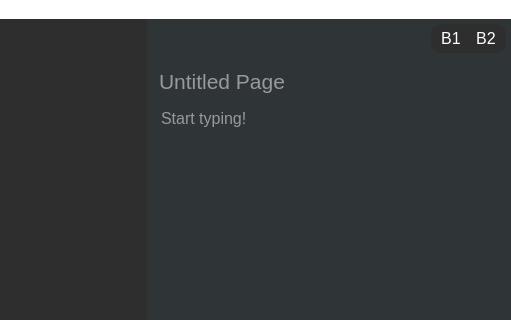
First picture: the form in mainwindow.ui, repository alvi-khan/Marshal, before the edit; both pictures show x 222 to 733 and y 0 to 320 of the 733 by 504 pixel window.
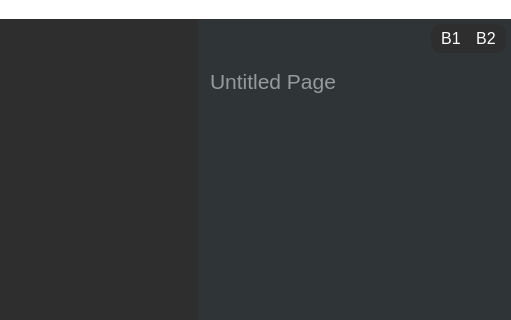
Second picture: the form after the edit. Icons and pictures are not drawn.

Commit message: Shifted to block display approach.

```diff
--- a/mainwindow.ui
+++ b/mainwindow.ui
@@ -489,28 +489,9 @@
          </widget>
         </item>
         <item>
-         <widget class="QTextBrowser" name="mainPage">
-          <property name="sizePolicy">
-           <sizepolicy hsizetype="Expanding" vsizetype="Expanding">
-            <horstretch>0</horstretch>
-            <verstretch>10</verstretch>
-           </sizepolicy>
-          </property>
-          <property name="minimumSize">
-           <size>
-            <width>0</width>
-            <height>0</height>
-           </size>
-          </property>
-          <property name="font">
-           <font>
-            <family>Segoe UI</family>
-            <pointsize>12</pointsize>
-           </font>
-          </property>
+         <widget class="QFrame" name="mainPage">
           <property name="styleSheet">
-           <string notr="true">background-color: rgb(47, 52, 55);
-color: rgb(255, 255, 255);</string>
+           <string notr="true">color: rgb(255, 255, 255);</string>
           </property>
           <property name="frameShape">
            <enum>QFrame::NoFrame</enum>
@@ -518,19 +499,7 @@
           <property name="frameShadow">
            <enum>QFrame::Plain</enum>
           </property>
-          <property name="readOnly">
-           <bool>false</bool>
-          </property>
-          <property name="html">
-           <string>&lt;!DOCTYPE HTML PUBLIC &quot;-//W3C//DTD HTML 4.0//EN&quot; &quot;http://www.w3.org/TR/REC-html40/strict.dtd&quot;&gt;
-&lt;html&gt;&lt;head&gt;&lt;meta name=&quot;qrichtext&quot; content=&quot;1&quot; /&gt;&lt;style type=&quot;text/css&quot;&gt;
-p, li { white-space: pre-wrap; }
-&lt;/style&gt;&lt;/head&gt;&lt;body style=&quot; font-family:'Segoe UI'; font-size:12pt; font-weight:400; font-style:normal;&quot;&gt;
-&lt;p style=&quot;-qt-paragraph-type:empty; margin-top:0px; margin-bottom:0px; margin-left:0px; margin-right:0px; -qt-block-indent:0; text-indent:0px;&quot;&gt;&lt;br /&gt;&lt;/p&gt;&lt;/body&gt;&lt;/html&gt;</string>
-          </property>
-          <property name="placeholderText">
-           <string>Start typing!</string>
-          </property>
+          <layout class="QVBoxLayout" name="verticalLayout_6"/>
          </widget>
         </item>
         <item>
```
The commit also changes 13 other files.
